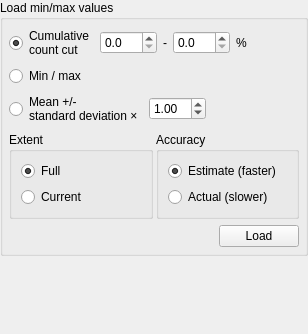
Qt form src/ui/qgsrasterminmaxwidgetbase.ui (qgis/QGIS) before a commit.
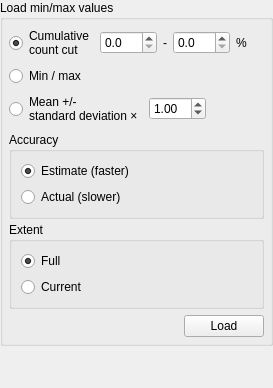
The same form after that commit.

Commit message: Connect color mode widgets

What changed in the file:
```diff
--- a/src/ui/qgsrasterminmaxwidgetbase.ui
+++ b/src/ui/qgsrasterminmaxwidgetbase.ui
@@ -6,8 +6,8 @@
    <rect>
     <x>0</x>
     <y>0</y>
-    <width>308</width>
-    <height>334</height>
+    <width>273</width>
+    <height>388</height>
    </rect>
   </property>
   <property name="windowTitle">
@@ -22,6 +22,9 @@
      <property name="title">
       <string>Load min/max values</string>
      </property>
+     <property name="flat">
+      <bool>true</bool>
+     </property>
      <layout class="QVBoxLayout" name="verticalLayout_4">
       <property name="margin">
        <number>6</number>
@@ -154,36 +157,10 @@
        </layout>
       </item>
       <item>
-       <layout class="QHBoxLayout" name="horizontalLayout_2">
+       <layout class="QVBoxLayout" name="verticalLayout_5">
         <property name="spacing">
          <number>3</number>
         </property>
-        <item>
-         <widget class="QGroupBox" name="mExtentGroupBox">
-          <property name="title">
-           <string>Extent</string>
-          </property>
-          <layout class="QVBoxLayout" name="verticalLayout_2">
-           <item>
-            <widget class="QRadioButton" name="mFullExtentRadioButton">
-             <property name="text">
-              <string>Full</string>
-             </property>
-             <property name="checked">
-              <bool>true</bool>
-             </property>
-            </widget>
-           </item>
-           <item>
-            <widget class="QRadioButton" name="mCurrentExtentRadioButton">
-             <property name="text">
-              <string>Current</string>
-             </property>
-            </widget>
-           </item>
-          </layout>
-         </widget>
-        </item>
         <item>
          <widget class="QGroupBox" name="mAccuracyGroupBox">
           <property name="title">
@@ -210,6 +187,32 @@
           </layout>
          </widget>
         </item>
+        <item>
+         <widget class="QGroupBox" name="mExtentGroupBox">
+          <property name="title">
+           <string>Extent</string>
+          </property>
+          <layout class="QVBoxLayout" name="verticalLayout_2">
+           <item>
+            <widget class="QRadioButton" name="mFullExtentRadioButton">
+             <property name="text">
+              <string>Full</string>
+             </property>
+             <property name="checked">
+              <bool>true</bool>
+             </property>
+            </widget>
+           </item>
+           <item>
+            <widget class="QRadioButton" name="mCurrentExtentRadioButton">
+             <property name="text">
+              <string>Current</string>
+             </property>
+            </widget>
+           </item>
+          </layout>
+         </widget>
+        </item>
        </layout>
       </item>
       <item>
```
The commit also changes 4 other files.
